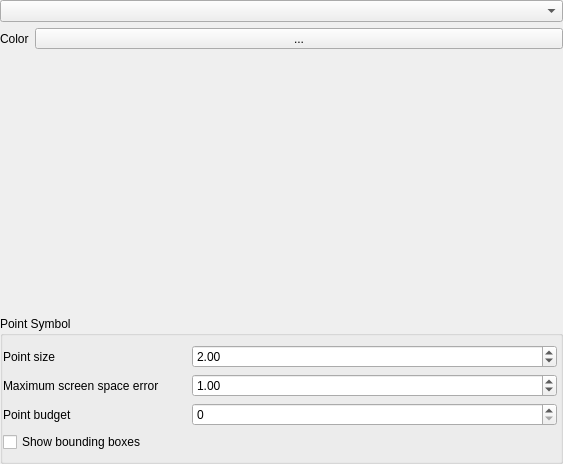
First picture: the form in src/ui/3d/qgspointcloud3dsymbolwidget.ui, repository qgis/QGIS, before the edit.
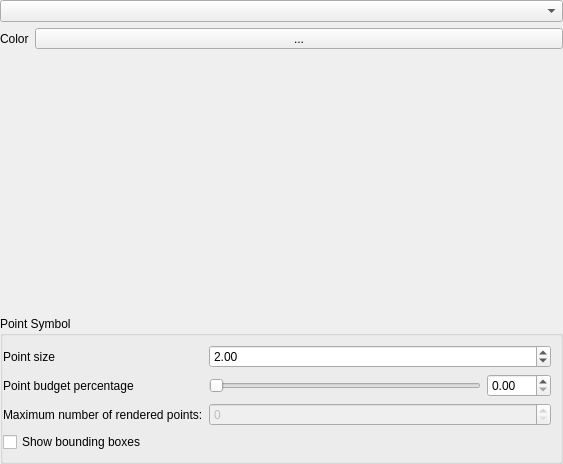
Second picture: the form after the edit. The open tabs and pages were chosen to show the change. Custom widgets are drawn as their Qt base class.

Commit message: make point cloud rendering better and make UI for point budget

The edit to the form file:
```diff
--- a/src/ui/3d/qgspointcloud3dsymbolwidget.ui
+++ b/src/ui/3d/qgspointcloud3dsymbolwidget.ui
@@ -34,29 +34,36 @@
      <property name="checkable">
       <bool>false</bool>
      </property>
-     <layout class="QGridLayout" name="gridLayout_5" columnstretch="1,2">
+     <layout class="QGridLayout" name="gridLayout_5" columnstretch="1,0">
       <property name="leftMargin">
        <number>0</number>
       </property>
       <property name="rightMargin">
        <number>3</number>
       </property>
-      <item row="3" column="0" colspan="2">
-       <widget class="QCheckBox" name="mShowBoundingBoxesCheckBox">
-        <property name="text">
-         <string>Show bounding boxes</string>
-        </property>
-       </widget>
-      </item>
-      <item row="0" column="0">
-       <widget class="QLabel" name="lblTransparency_4">
+      <item row="1" column="0">
+       <layout class="QGridLayout" name="gridLayout_7">
+        <item row="1" column="0">
+         <widget class="QLabel" name="labelPointBudget">
+          <property name="sizePolicy">
+           <sizepolicy hsizetype="Minimum" vsizetype="Preferred">
+            <horstretch>0</horstretch>
+            <verstretch>0</verstretch>
+           </sizepolicy>
+          </property>
         <property name="text">
-         <string>Point size</string>
+           <string>Point budget percentage</string>
         </property>
        </widget>
       </item>
-      <item row="0" column="1">
+        <item row="0" column="1" colspan="2">
        <widget class="QgsDoubleSpinBox" name="mPointSizeSpinBox">
+          <property name="sizePolicy">
+           <sizepolicy hsizetype="MinimumExpanding" vsizetype="Fixed">
+            <horstretch>0</horstretch>
+            <verstretch>0</verstretch>
+           </sizepolicy>
+          </property>
         <property name="maximum">
          <double>10.000000000000000</double>
         </property>
@@ -65,34 +72,53 @@
         </property>
        </widget>
       </item>
-      <item row="1" column="0">
-       <widget class="QLabel" name="labelMaximumScreenSpaceError">
+        <item row="1" column="2">
+         <widget class="QDoubleSpinBox" name="mPointBudgetPercentageSpinBox">
+          <property name="maximum">
+           <double>100.000000000000000</double>
+          </property>
+         </widget>
+        </item>
+        <item row="0" column="0">
+         <widget class="QLabel" name="lblTransparency_4">
+          <property name="sizePolicy">
+           <sizepolicy hsizetype="Minimum" vsizetype="Minimum">
+            <horstretch>0</horstretch>
+            <verstretch>0</verstretch>
+           </sizepolicy>
+          </property>
         <property name="text">
-         <string>Maximum screen space error</string>
+           <string>Point size</string>
         </property>
        </widget>
       </item>
       <item row="1" column="1">
-       <widget class="QgsDoubleSpinBox" name="mMaxScreenErrorSpinBox">
-        <property name="maximum">
-         <double>100000.000000000000000</double>
-        </property>
-        <property name="value">
-         <double>1.000000000000000</double>
+         <widget class="QSlider" name="mPointBudgetPercentageSlider">
+          <property name="orientation">
+           <enum>Qt::Horizontal</enum>
         </property>
        </widget>
       </item>
       <item row="2" column="0">
-       <widget class="QLabel" name="labelPointBudget">
+         <widget class="QLabel" name="label">
         <property name="text">
-         <string>Point budget</string>
+           <string>Maximum number of rendered points:</string>
         </property>
        </widget>
       </item>
-      <item row="2" column="1">
-       <widget class="QSpinBox" name="mPointBudgetSpinBox">
-        <property name="maximum">
-         <number>999999999</number>
+        <item row="2" column="1" colspan="2">
+         <widget class="QSpinBox" name="mRenderedPointsSpinBox">
+          <property name="enabled">
+           <bool>false</bool>
+          </property>
+         </widget>
+        </item>
+       </layout>
+      </item>
+      <item row="4" column="0" colspan="2">
+       <widget class="QCheckBox" name="mShowBoundingBoxesCheckBox">
+        <property name="text">
+         <string>Show bounding boxes</string>
         </property>
        </widget>
       </item>
```
Left out of the diff: 2 changed lines with no effect on the pictures. Lines whose indentation alone changed are shown as unchanged. The commit also changes 13 other files.
